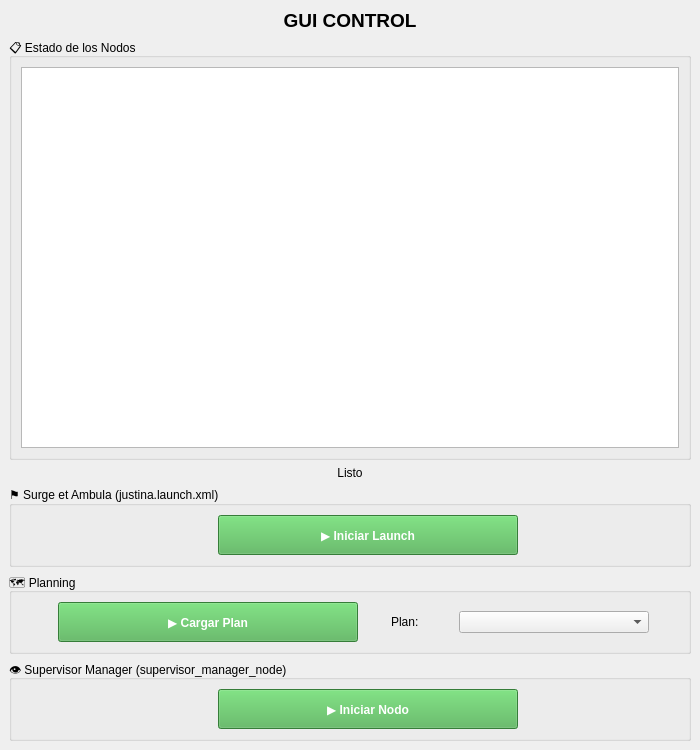
This is gui_controller/node_control.ui in Biorobotica-UNAM/gui_controller as Qt 5 draws it before an edit. The edited form follows.
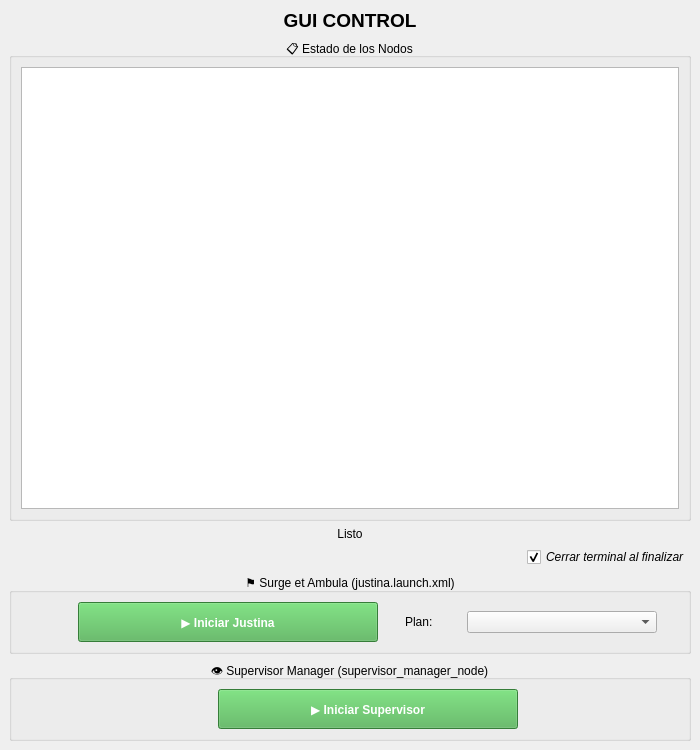
This is the edited form.

What changed in the file:
```diff
--- a/gui_controller/node_control.ui
+++ b/gui_controller/node_control.ui
@@ -11,7 +11,10 @@
    </rect>
   </property>
   <property name="windowTitle">
-   <string>Justina | Takeshi GUI</string>
+   <string>Justina GUI</string>
+  </property>
+  <property name="layoutDirection">
+   <enum>Qt::LeftToRight</enum>
   </property>
   <widget class="QWidget" name="centralwidget">
    <layout class="QVBoxLayout" name="mainVerticalLayout">
@@ -37,6 +40,9 @@
       <property name="title">
        <string>📋 Estado de los Nodos</string>
       </property>
+      <property name="alignment">
+       <set>Qt::AlignCenter</set>
+      </property>
       <layout class="QVBoxLayout" name="verticalLayoutMonitor">
        <item>
         <widget class="QListWidget" name="nodeListWidget">
@@ -61,11 +67,45 @@
       </property>
      </widget>
     </item>
+    <item alignment="Qt::AlignRight">
+     <widget class="QCheckBox" name="autoCloseTerminalCheckBox">
+      <property name="maximumSize">
+       <size>
+        <width>250</width>
+        <height>16777215</height>
+       </size>
+      </property>
+      <property name="font">
+       <font>
+        <italic>true</italic>
+        <underline>false</underline>
+       </font>
+      </property>
+      <property name="layoutDirection">
+       <enum>Qt::LeftToRight</enum>
+      </property>
+      <property name="autoFillBackground">
+       <bool>false</bool>
+      </property>
+      <property name="text">
+       <string>Cerrar terminal al finalizar</string>
+      </property>
+      <property name="checked">
+       <bool>true</bool>
+      </property>
+      <property name="autoRepeat">
+       <bool>false</bool>
+      </property>
+     </widget>
+    </item>
     <item>
      <widget class="QGroupBox" name="surgeGroupBox">
       <property name="title">
        <string>⚑ Surge et Ambula (justina.launch.xml)</string>
       </property>
+      <property name="alignment">
+       <set>Qt::AlignCenter</set>
+      </property>
       <layout class="QHBoxLayout" name="horizontalLayoutSurge">
        <property name="leftMargin">
         <number>45</number>
@@ -88,43 +128,7 @@
           <string notr="true">background-color: #4CAF50; color: white; font-weight: bold;</string>
          </property>
          <property name="text">
-          <string>▶ Iniciar Launch</string>
-         </property>
-        </widget>
-       </item>
-      </layout>
-     </widget>
-    </item>
-    <item>
-     <widget class="QGroupBox" name="planningGroupBox">
-      <property name="title">
-       <string>🗺 Planning</string>
-      </property>
-      <layout class="QVBoxLayout" name="verticalLayoutPlanning">
-       <item>
-        <layout class="QHBoxLayout" name="horizontalLayoutPlanningButtons">
-         <property name="leftMargin">
-          <number>10</number>
-         </property>
-         <item>
-          <widget class="QPushButton" name="startPlanningButton">
-           <property name="minimumSize">
-            <size>
-             <width>0</width>
-             <height>40</height>
-            </size>
-           </property>
-           <property name="maximumSize">
-            <size>
-             <width>300</width>
-             <height>16777215</height>
-            </size>
-           </property>
-           <property name="styleSheet">
-            <string notr="true">background-color: #4CAF50; color: white; font-weight: bold;</string>
-           </property>
-           <property name="text">
-            <string>▶ Cargar Plan</string>
+          <string>▶ Iniciar Justina</string>
            </property>
           </widget>
          </item>
@@ -158,8 +162,6 @@
           </widget>
          </item>
         </layout>
-       </item>
-      </layout>
      </widget>
     </item>
     <item>
@@ -167,6 +169,9 @@
       <property name="title">
        <string>👁 Supervisor Manager (supervisor_manager_node)</string>
       </property>
+      <property name="alignment">
+       <set>Qt::AlignCenter</set>
+      </property>
       <layout class="QHBoxLayout" name="horizontalLayoutSupervisor">
        <property name="leftMargin">
         <number>45</number>
@@ -189,7 +194,7 @@
           <string notr="true">background-color: #4CAF50; color: white; font-weight: bold;</string>
          </property>
          <property name="text">
-          <string>▶ Iniciar Nodo</string>
+          <string>▶ Iniciar Supervisor</string>
          </property>
         </widget>
        </item>
```
Lines whose indentation alone changed are shown as unchanged.
